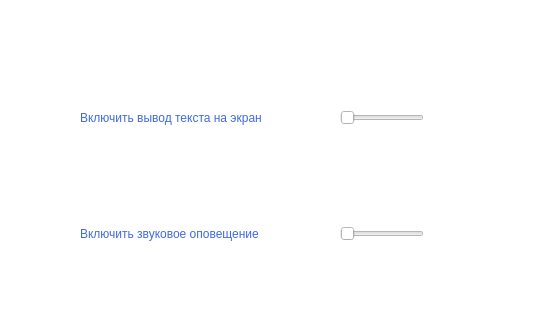
Monsets/Eva, file des.ui: the form before one commit; both pictures show x 163 to 699 and y 0 to 336 of the 699 by 542 pixel window.
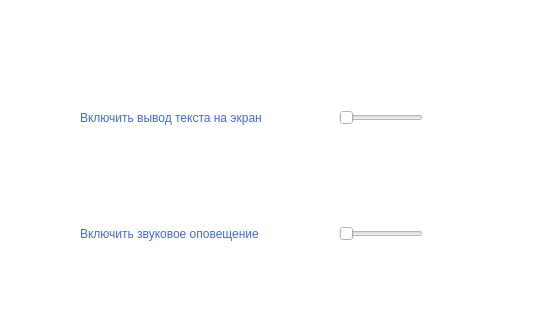
The form after the commit. The open tabs and pages were chosen to show the change.

The edit to the form file:
```diff
--- a/des.ui
+++ b/des.ui
@@ -500,7 +500,7 @@
            <string notr="true">color: rgb(65,105,225);</string>
           </property>
           <property name="text">
-           <string>Включить звуковое оповещение </string>
+                                            <string>Включить звуковое оповещение</string>
           </property>
           <property name="margin">
            <number>15</number>
```
Left out of the diff: 20 changed lines with no effect on the pictures. Lines whose indentation alone changed are shown as unchanged.
